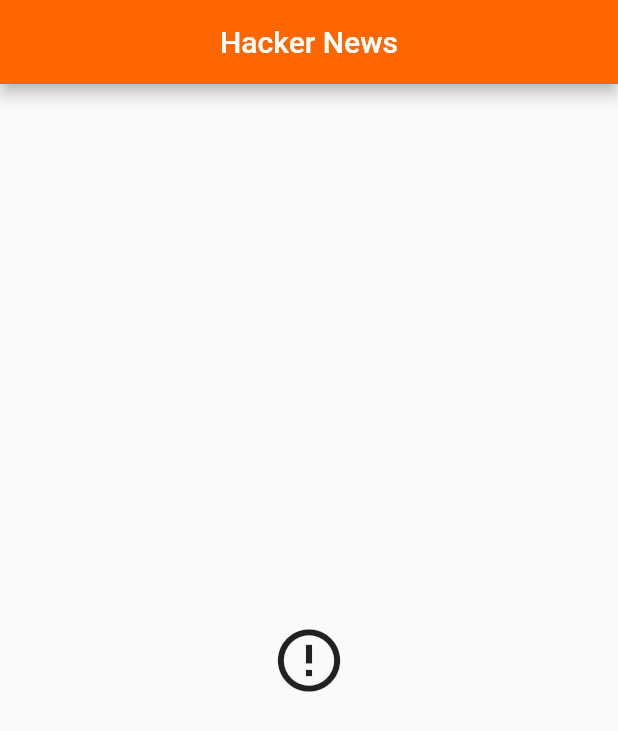
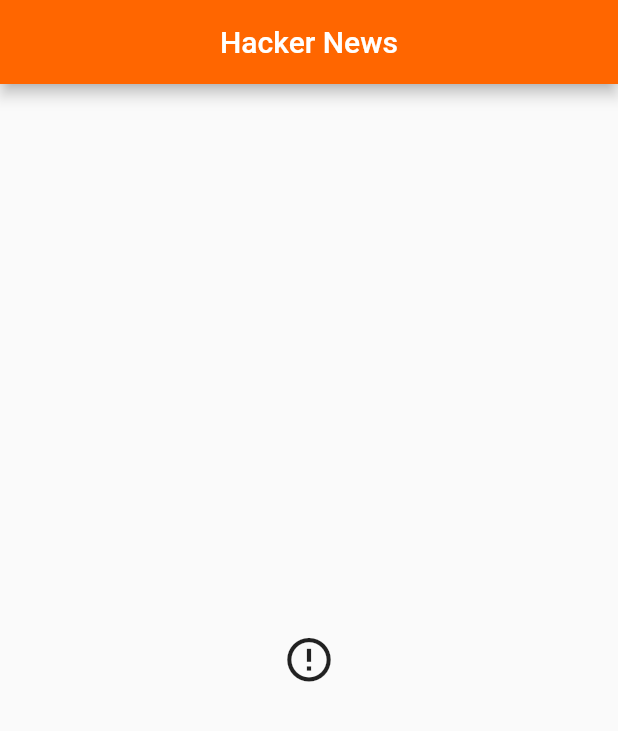
Before and after one commit to ngiuliani-ng/fudeo_start_app, a Flutter app: the screen it shows after launch, on a phone screen of 412 x 824 dp. Shown: the top 731 px of the screen. Run offline on Flutter 3.47's test engine with Material 2 defaults, Android fonts, the phone set to English and light mode, and no system bars; network calls fail.

Commit message:
Lesson: API & Parsing JSON. Notes and added screenshot app.

```diff
--- a/lib/exercises/lesson_3.1.dart
+++ b/lib/exercises/lesson_3.1.dart
@@ -20,21 +20,17 @@ class Post {
   }
 }
 
+/// La keywords [async] la aggiungiamo ad una funzione quando non sappiamo già a priori quando questa finirà.
+/// La keywords [await] la aggiungiamo ad un'altra funzione che aspetta il completamento di una con l'[async].
 class HomePage extends StatelessWidget {
   Future<List<Post>> downloadData() async {
-    /**
-     * JSON Sample: lib\json\topstories.json
-     */
     final response = await http.get(Uri.parse("https://hacker-news.firebaseio.com/v0/topstories.json?print=pretty"));
+
+    /// [dynamic] raccoglie qualsiasi altro tipo presente in Flutter, in questo caso è come dire: non conosco il tipo di ritorno.
     final List<dynamic> postIds = json.decode(response.body);
 
-    /**
-     * Il metodo [Future.wait()] aspetta il completamento di più [Future].
-     */
+    /// Il metodo [Future.wait()] aspetta il completamento di più metodi asincroni.
     return Future.wait(postIds.take(10).map((id) async {
-      /**
-       * JSON Sample: lib\json\26373543.json
-       */
       final response = await http.get(Uri.parse("https://hacker-news.firebaseio.com/v0/item/$id.json?print=pretty"));
       return Post.fromData(json.decode(response.body));
     }));
@@ -78,8 +74,14 @@ class HomePage extends StatelessWidget {
         title: Text("Hacker News"),
         centerTitle: true,
       ),
+
+      /// Il [FutureBuilder()] ci permette di avere un componente di caricamento mentre scarichiamo i dati
+      /// e solo successivamente, quando questi saranno disponibili, di mostrarli all'utente
+      /// con un'altro componete: nel nostro caso con la [ListView.separated()].
       body: FutureBuilder(
         future: downloadData(),
+
+        /// [snapshot] contiene varie informazioni sullo stato corrente e sui dati scaricati.
         builder: (context, snapshot) {
           switch (snapshot.connectionState) {
             case ConnectionState.none:
@@ -93,7 +95,7 @@ class HomePage extends StatelessWidget {
                 return Center(
                   child: Icon(
                     Icons.error_outline,
-                    size: 50,
+                    size: 35,
                   ),
                 );
               } else {
```
Also changed, not shown: 2 other files.
